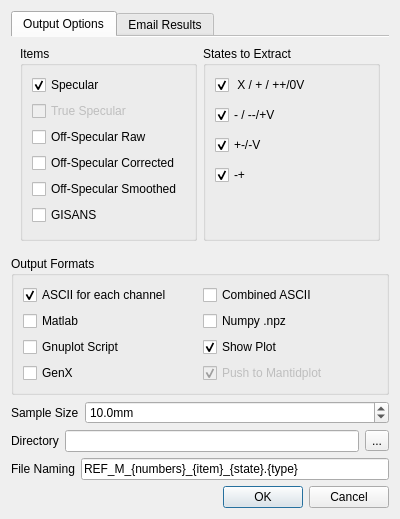
Qt form designer/reduce_dialog.ui (aglavic/quicknxs) before a commit.
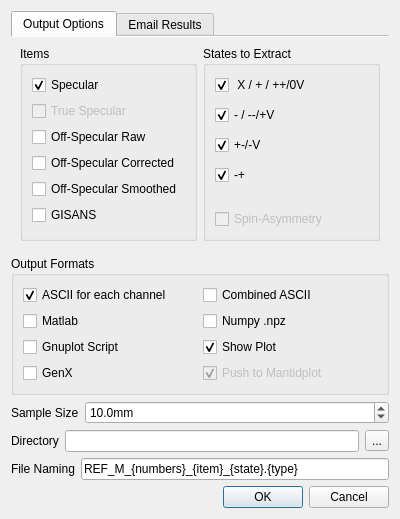
The same form after that commit. Icons and pictures are not drawn.

Commit message: Add spin-asymmetry export option.

Patch:
```diff
--- a/designer/reduce_dialog.ui
+++ b/designer/reduce_dialog.ui
@@ -7,7 +7,7 @@
     <x>0</x>
     <y>0</y>
     <width>400</width>
-    <height>487</height>
+    <height>497</height>
    </rect>
   </property>
   <property name="windowTitle">
@@ -168,6 +168,16 @@
                </property>
               </spacer>
              </item>
+             <item>
+              <widget class="QCheckBox" name="export_SA">
+               <property name="enabled">
+                <bool>false</bool>
+               </property>
+               <property name="text">
+                <string>Spin-Asymmetry</string>
+               </property>
+              </widget>
+             </item>
             </layout>
            </widget>
           </item>
```
The commit also changes 4 other files.
